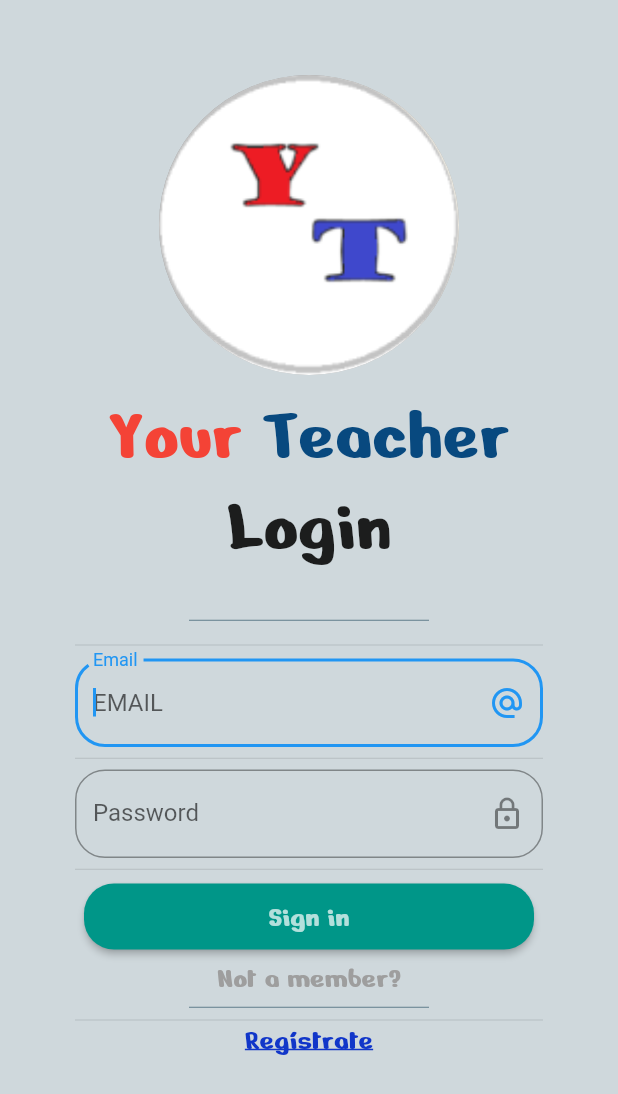
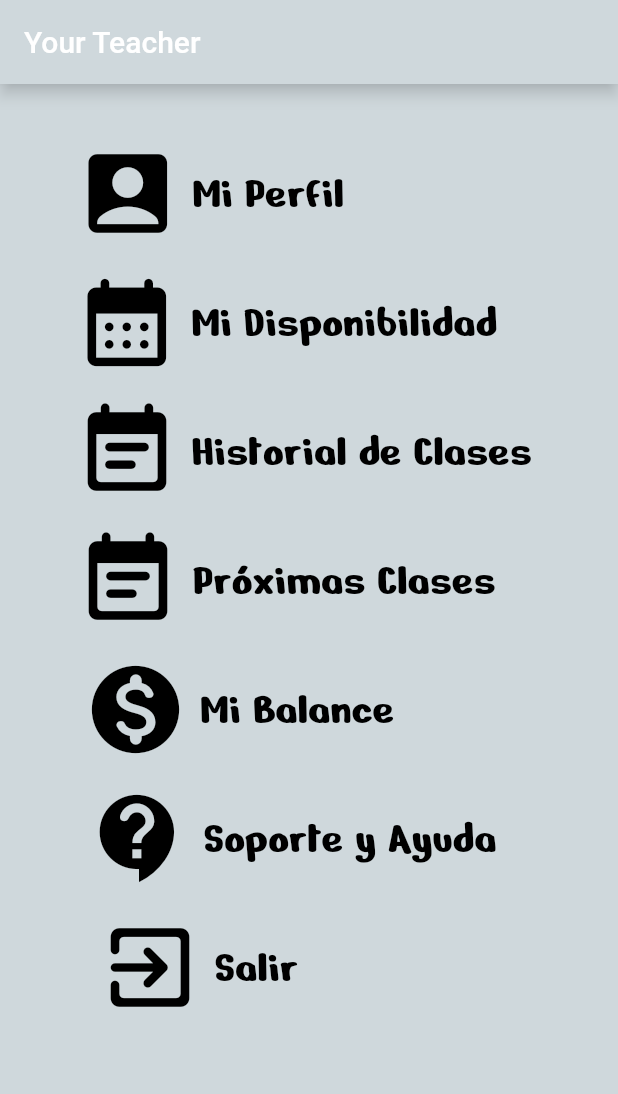
Before and after one commit to MarceloCheloMacedo/InteraccionHumanaComputadora, a Flutter app: the screen it shows after launch, on a phone screen of 412 x 824 dp. Shown: the top 1094 px of the screen. Run offline on Flutter 3.47's test engine with Material 2 defaults, Android fonts, the phone set to English and light mode, and no system bars; our stand-ins replace firebase_auth, firebase_core, google_sign_in; accounts and stored records are empty.

Commit message:
se crea menu

```diff
--- a/your_teacher/lib/Pantallas/main.dart
+++ b/your_teacher/lib/Pantallas/main.dart
@@ -1,5 +1,6 @@
 import 'package:flutter/material.dart';
 import 'package:firebase_core/firebase_core.dart';
+import 'package:your_teacher/Pantallas/menu.dart';
 import 'package:your_teacher/Pantallas/login.dart';
 import '../AccesoDatos/firebase_options.dart';
 
@@ -19,8 +20,8 @@ class MyApp extends StatelessWidget {
   Widget build(BuildContext context) {
     return const MaterialApp(
       debugShowCheckedModeBanner: false,
-      title: 'Loggin',
-      home: MyLoggin(),
+      title: 'menu',
+      home: MyMenu(),
     );
   }
 }
--- /dev/null
+++ b/your_teacher/lib/Pantallas/menu.dart
@@ -0,0 +1,156 @@
+import 'package:flutter/material.dart';
+import 'package:your_teacher/Pantallas/login.dart';
+class MyMenu extends StatefulWidget {
+  const MyMenu({Key? key});
+
+
+  @override
+  _MyMenuState createState() => _MyMenuState();
+}
+
+class _MyMenuState extends State<MyMenu> {
+  bool isTeacher = true;
+  @override
+  Widget build(BuildContext context) {
+    return Scaffold(
+      appBar: AppBar(
+          title: Text('Your Teacher'),
+          backgroundColor: Colors.blueGrey[100],
+          shadowColor: Colors.blueGrey[100] ,
+        ),
+      backgroundColor: Colors.blueGrey[100],
+      body: ListView(
+        padding: const EdgeInsets.only(left: 0,top: 30),
+        children: <Widget>[
+          Column(
+            mainAxisAlignment: MainAxisAlignment.center,
+            children : [
+              TextButton.icon(     // <-- TextButton
+                onPressed: () {},
+                icon: const Icon(
+                  Icons.account_box_rounded,
+                  size: 70.0,
+                  color: Colors.black,
+                ),
+                label: const Text(
+                  'Mi Perfil                 ',
+                  style: TextStyle(
+                    color: Colors.black,
+                    fontSize: 30.0,
+                    fontFamily: 'NerkoOne',
+                  ),
+                ),
+              ),
+              TextButton.icon(     // <-- TextButton
+                onPressed: () {},
+                icon: const Icon(
+                  Icons.calendar_month_rounded,
+                  size: 70.0,
+                  color: Colors.black,
+
+                ),
+                label: const Text('Mi Disponibilidad    ',
+                  style: TextStyle(
+                    color: Colors.black,
+                    fontSize: 30.0,
+                    fontFamily: 'NerkoOne',
+
+                  ),),
+              ),
+              TextButton.icon(     // <-- TextButton
+                onPressed: () {},
+                icon: const Icon(
+                  Icons.event_note_rounded,
+                  size: 70.0,
+                  color: Colors.black,
+                ),
+                label: const Text(
+                  'Historial de Clases ',
+                  style: TextStyle(
+                    color: Colors.black,
+                    fontSize: 30.0,
+                    fontFamily: 'NerkoOne',
+                  ),
+                ),
+              ),
+              TextButton.icon(     // <-- TextButton
+                onPressed: () {},
+                icon: const Icon(
+                  Icons.event_note_rounded,
+                  size: 70.0,
+                  color: Colors.black,
+                ),
+                label: const Text(
+                  'Próximas Clases    ',
+                  style: TextStyle(
+                    color: Colors.black,
+                    fontSize: 30.0,
+                    fontFamily: 'NerkoOne',
+                  ),
+                ),
+              ),
+              isTeacher ?
+               TextButton.icon(     // <-- TextButton
+                onPressed: () {},
+                icon: const Icon(
+                  Icons.monetization_on_rounded,
+                  size: 70.0,
+                  color: Colors.black,
+                ),
+                label: const Text(
+                  'Mi Balance            ',
+                  style: TextStyle(
+                    color: Colors.black,
+                    fontSize: 30.0,
+                    fontFamily: 'NerkoOne',
+                  ),
+                ),
+              )
+              : Container(),
+              TextButton.icon(     // <-- TextButton
+                onPressed: () {},
+                icon: const Icon(
+                  Icons.contact_support_rounded,
+                  size: 70.0,
+                  color: Colors.black,
+                ),
+                label: const Text(
+                  'Soporte y Ayuda   ',
+                  style: TextStyle(
+                    color: Colors.black,
+                    fontSize: 30.0,
+                    fontFamily: 'NerkoOne',
+                  ),
+                ),
+              ),
+              TextButton.icon(     // <-- TextButton
+                onPressed: () {
+                  Navigator.push(
+                        context,
+                        MaterialPageRoute(
+                            builder: (context) => const MyLoggin()));
+                },
+                icon: const Icon(
+                  Icons.exit_to_app_rounded,
+                  size: 70.0,
+                  color: Colors.black,
+                ),
+                label: const Text(
+                  'Salir                   ',
+                  style: TextStyle(
+                    color: Colors.black,
+                    fontSize: 30.0,
+                    fontFamily: 'NerkoOne',
+                  ),
+                ),
+              ),
+            ]
+          )
+            ],
+
+          )
+
+
+      );
+  }
+}
```
